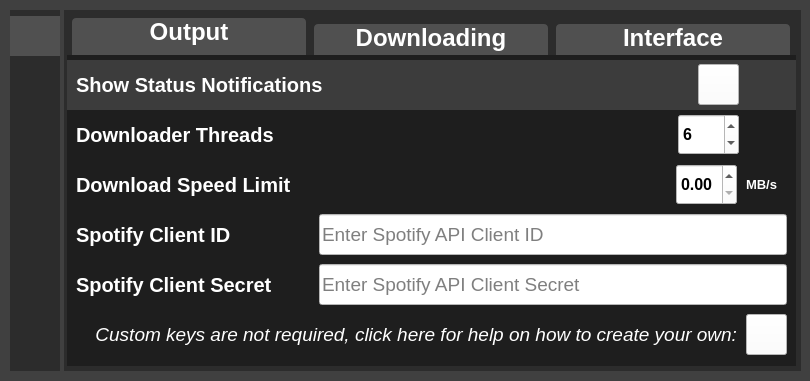
Old version of the form Spotify Downloader/SpotifyDownloader.ui in the repository WilliamSchack/Spotify-Downloader.
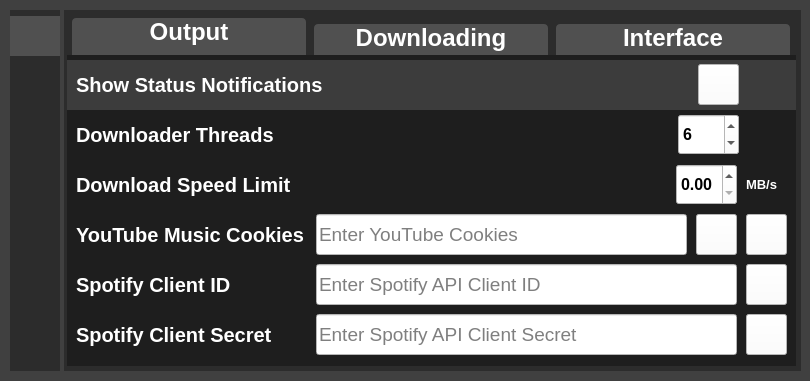
New version of the form. The open tabs and pages were chosen to show the change. Icons and pictures are not drawn. Custom widgets are drawn as their Qt base class.

Commit message:
Started Adding YT Cookies
Started adding cookie support, still need to figure it out in YTMusicAPI for searching and a streamlined way to get cookies so still a bit to go

- Added setting for Youtube Music Cookies
- Added cookies to downloading stage if set, untested at the moment though

- Changed Spotify API help button in settings to a help button next to each input + cookies input

Diff of the .ui file:
```diff
--- a/Spotify Downloader/SpotifyDownloader.ui
+++ b/Spotify Downloader/SpotifyDownloader.ui
@@ -1783,7 +1783,160 @@
               <string>MB/s</string>
              </property>
              <property name="alignment">
-              <set>Qt::AlignLeading|Qt::AlignLeft|Qt::AlignVCenter</set>
+              <set>Qt::AlignmentFlag::AlignLeading|Qt::AlignmentFlag::AlignLeft|Qt::AlignmentFlag::AlignVCenter</set>
+             </property>
+            </widget>
+           </item>
+          </layout>
+         </item>
+         <item>
+          <layout class="QHBoxLayout" name="YoutubeCookiesSettingLayout">
+           <item>
+            <widget class="QLabel" name="YoutubeCookiesLabel">
+             <property name="minimumSize">
+              <size>
+               <width>0</width>
+               <height>41</height>
+              </size>
+             </property>
+             <property name="font">
+              <font>
+               <family>Segoe UI</family>
+               <pointsize>15</pointsize>
+               <bold>true</bold>
+              </font>
+             </property>
+             <property name="styleSheet">
+              <string notr="true">color: rgb(255, 255, 255);
+background-color: rgba(0, 0, 0, 0);</string>
+             </property>
+             <property name="text">
+              <string>YouTube Music Cookies</string>
+             </property>
+             <property name="alignment">
+              <set>Qt::AlignmentFlag::AlignLeading|Qt::AlignmentFlag::AlignLeft|Qt::AlignmentFlag::AlignVCenter</set>
+             </property>
+            </widget>
+           </item>
+           <item>
+            <widget class="QLineEdit" name="YoutubeCookiesInput">
+             <property name="minimumSize">
+              <size>
+               <width>0</width>
+               <height>0</height>
+              </size>
+             </property>
+             <property name="maximumSize">
+              <size>
+               <width>371</width>
+               <height>41</height>
+              </size>
+             </property>
+             <property name="font">
+              <font>
+               <pointsize>14</pointsize>
+              </font>
+             </property>
+             <property name="mouseTracking">
+              <bool>false</bool>
+             </property>
+             <property name="toolTip">
+              <string>&lt;html&gt;&lt;head/&gt;&lt;body&gt;&lt;p&gt;Spotify API Client ID used for fetching songs&lt;/p&gt;&lt;p&gt;&lt;span style=&quot; font-weight:700;&quot;&gt;If empty uses the default Spotify API Client ID&lt;/span&gt;&lt;/p&gt;&lt;/body&gt;&lt;/html&gt;</string>
+             </property>
+             <property name="styleSheet">
+              <string notr="true">background-color: rgb(255, 255, 255);
+selection-background-color: rgb(0, 120, 215);</string>
+             </property>
+             <property name="text">
+              <string/>
+             </property>
+             <property name="frame">
+              <bool>true</bool>
+             </property>
+             <property name="placeholderText">
+              <string>Enter YouTube Cookies</string>
+             </property>
+            </widget>
+           </item>
+           <item>
+            <widget class="QPushButton" name="YoutubeCookiesPasteButton">
+             <property name="enabled">
+              <bool>true</bool>
+             </property>
+             <property name="minimumSize">
+              <size>
+               <width>0</width>
+               <height>41</height>
+              </size>
+             </property>
+             <property name="maximumSize">
+              <size>
+               <width>41</width>
+               <height>41</height>
+              </size>
+             </property>
+             <property name="font">
+              <font>
+               <pointsize>16</pointsize>
+              </font>
+             </property>
+             <property name="styleSheet">
+              <string notr="true">background-color: rgb(255, 255, 255);
+color: rgb(0, 0, 0);</string>
+             </property>
+             <property name="text">
+              <string/>
+             </property>
+             <property name="icon">
+              <iconset resource="SpotifyDownloader.qrc">
+               <normaloff>:/SpotifyDownloader/Icons/Clipboard_Icon_B.png</normaloff>:/SpotifyDownloader/Icons/Clipboard_Icon_B.png</iconset>
+             </property>
+             <property name="iconSize">
+              <size>
+               <width>32</width>
+               <height>32</height>
+              </size>
+             </property>
+            </widget>
+           </item>
+           <item>
+            <widget class="QPushButton" name="YoutubeCookiesHelpButton">
+             <property name="enabled">
+              <bool>true</bool>
+             </property>
+             <property name="minimumSize">
+              <size>
+               <width>0</width>
+               <height>41</height>
+              </size>
+             </property>
+             <property name="maximumSize">
+              <size>
+               <width>41</width>
+               <height>41</height>
+              </size>
+             </property>
+             <property name="font">
+              <font>
+               <pointsize>16</pointsize>
+              </font>
+             </property>
+             <property name="styleSheet">
+              <string notr="true">background-color: rgb(255, 255, 255);
+color: rgb(0, 0, 0);</string>
+             </property>
+             <property name="text">
+              <string/>
+             </property>
+             <property name="icon">
+              <iconset resource="SpotifyDownloader.qrc">
+               <normaloff>:/SpotifyDownloader/Icons/Help_Icon_B_Filled.png</normaloff>:/SpotifyDownloader/Icons/Help_Icon_B_Filled.png</iconset>
+             </property>
+             <property name="iconSize">
+              <size>
+               <width>28</width>
+               <height>28</height>
+              </size>
              </property>
             </widget>
            </item>
@@ -1828,7 +1981,7 @@
              </property>
              <property name="maximumSize">
               <size>
-               <width>468</width>
+               <width>421</width>
                <height>41</height>
               </size>
              </property>
@@ -1858,6 +2011,47 @@
              </property>
             </widget>
            </item>
+           <item>
+            <widget class="QPushButton" name="SpotifyAPIClientHelpButton">
+             <property name="enabled">
+              <bool>true</bool>
+             </property>
+             <property name="minimumSize">
+              <size>
+               <width>0</width>
+               <height>41</height>
+              </size>
+             </property>
+             <property name="maximumSize">
+              <size>
+               <width>41</width>
+               <height>41</height>
+              </size>
+             </property>
+             <property name="font">
+              <font>
+               <pointsize>16</pointsize>
+              </font>
+             </property>
+             <property name="styleSheet">
+              <string notr="true">background-color: rgb(255, 255, 255);
+color: rgb(0, 0, 0);</string>
+             </property>
+             <property name="text">
+              <string/>
+             </property>
+             <property name="icon">
+              <iconset resource="SpotifyDownloader.qrc">
+               <normaloff>:/SpotifyDownloader/Icons/Help_Icon_B_Filled.png</normaloff>:/SpotifyDownloader/Icons/Help_Icon_B_Filled.png</iconset>
+             </property>
+             <property name="iconSize">
+              <size>
+               <width>28</width>
+               <height>28</height>
+              </size>
+             </property>
+            </widget>
+           </item>
           </layout>
          </item>
          <item>
@@ -1899,7 +2093,7 @@
              </property>
              <property name="maximumSize">
               <size>
-               <width>468</width>
+               <width>421</width>
                <height>41</height>
               </size>
              </property>
@@ -1929,43 +2123,8 @@
              </property>
             </widget>
            </item>
-          </layout>
-         </item>
-         <item>
-          <layout class="QHBoxLayout" name="SpotifyAPIHelpLayout">
-           <property name="rightMargin">
-            <number>0</number>
-           </property>
            <item>
-            <widget class="QLabel" name="SpotifyAPIHelpLabel">
-             <property name="minimumSize">
-              <size>
-               <width>0</width>
-               <height>41</height>
-              </size>
-             </property>
-             <property name="font">
-              <font>
-               <family>Segoe UI</family>
-               <pointsize>14</pointsize>
-               <italic>true</italic>
-               <bold>false</bold>
-              </font>
-             </property>
-             <property name="styleSheet">
-              <string notr="true">color: rgb(255, 255, 255);
-background-color: rgba(0, 0, 0, 0);</string>
-             </property>
-             <property name="text">
-              <string>Custom keys are not required, click here for help on how to create your own:</string>
-             </property>
-             <property name="alignment">
-              <set>Qt::AlignRight|Qt::AlignTrailing|Qt::AlignVCenter</set>
-             </property>
-            </widget>
-           </item>
-           <item>
-            <widget class="QPushButton" name="SpotifyAPIHelpButton">
+            <widget class="QPushButton" name="SpotifyAPISecretHelpButton">
              <property name="enabled">
               <bool>true</bool>
              </property>
```
Left out of the diff: 147 changed lines with no effect on the pictures. The commit also changes 7 other files.
